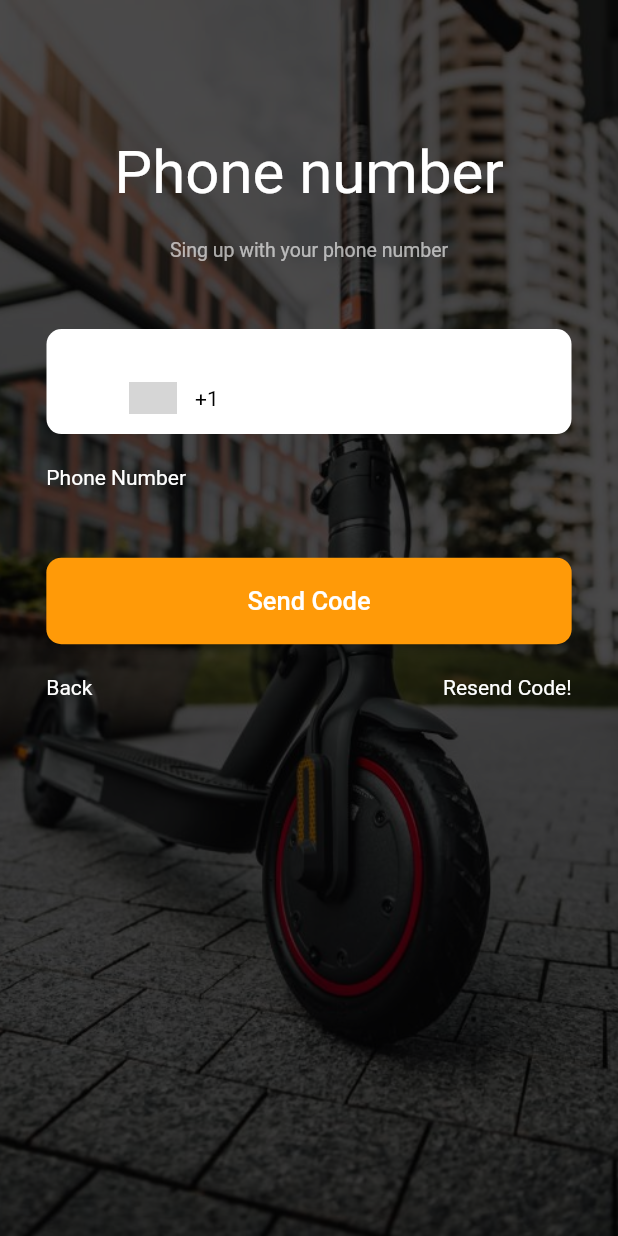
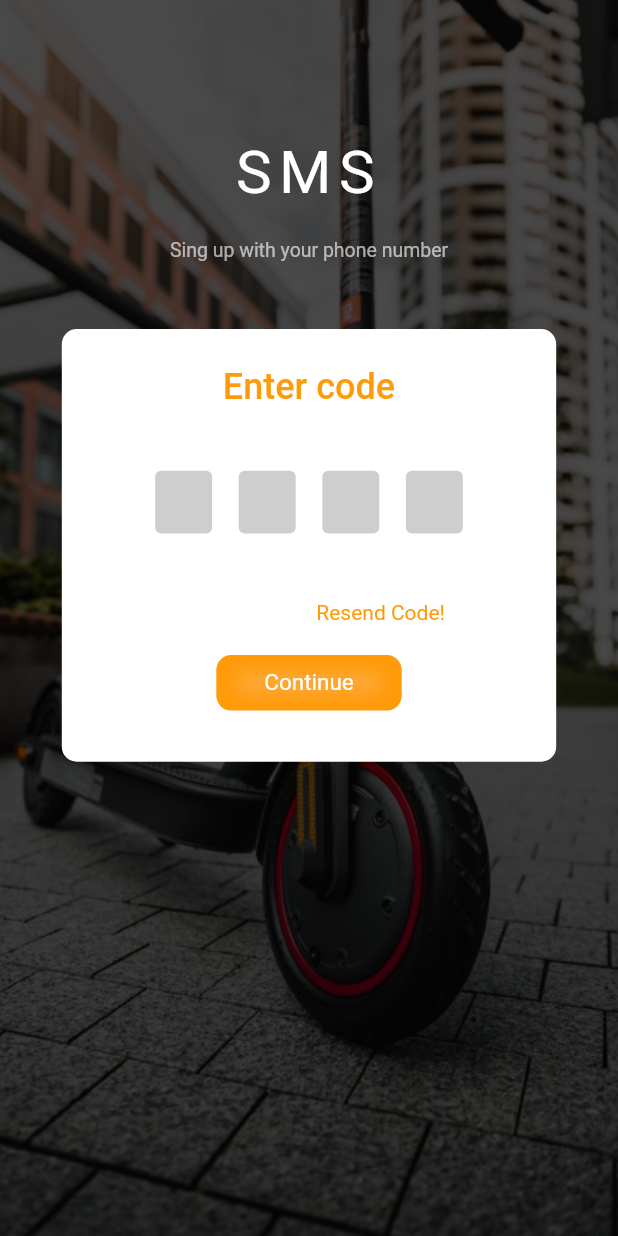
Before and after one commit to OumzilYas/hopla_mob_front, a Flutter app: the PhonePage screen opened directly, after a tap on "Send Code", on a phone screen of 412 x 824 dp. Run offline on Flutter 3.47's test engine with Material 2 defaults, Android fonts, the light colour scheme and no system bars; drawn by our look-alikes of intl_phone_number_input; our stand-ins replace google_fonts, pinput; Roboto replaces fonts that are missing (Product Sans); grey boxes are pictures that could not be loaded.

Commit message:
verificationPage UI

```diff
--- a/lib/view/login_page.dart
+++ b/lib/view/login_page.dart
@@ -4,7 +4,8 @@ import 'dart:math';
 import 'package:flutter/cupertino.dart';
 import 'package:flutter/material.dart';
 import 'package:hopla_front_mob/config/size_config.dart';
-import 'package:hopla_front_mob/widgets/HoplaTextField.dart';
+import 'package:hopla_front_mob/view/phone_page.dart';
+import 'package:hopla_front_mob/widgets/HoplaField.dart';
 import 'package:hopla_front_mob/widgets/hopla_button.dart';
 
 class MyHomePage extends StatefulWidget {
@@ -63,7 +64,12 @@ class _MyHomePageState extends State<MyHomePage> {
                ),
              ),
               SizedBox(height:height*.047 ,),
-              Center(child: SizedBox(child: HoplaButton(width*.85,height*.07, Colors.white.withOpacity(0.5), "Login",(){}),),),
+              Center(child: SizedBox(child: HoplaButton(width*.85,height*.07, Colors.white.withOpacity(0.5), "Login",(){
+                Navigator.push(context, MaterialPageRoute(builder: (context){
+                  return PhonePage();
+                }));
+
+              }),),),
 
               SizedBox(height:height*.055 ,),
               Center(child: SizedBox(child: HoplaButton(width*.85,height*.07, const  Color(0xffff9a08), "Create account",(){}),),),
--- a/lib/view/phone_page.dart
+++ b/lib/view/phone_page.dart
@@ -5,7 +5,8 @@ import 'package:flutter/cupertino.dart';
 import 'package:flutter/material.dart';
 import 'package:google_fonts/google_fonts.dart';
 import 'package:hopla_front_mob/config/size_config.dart';
-import 'package:hopla_front_mob/widgets/HoplaTextField.dart';
+import 'package:hopla_front_mob/view/verification_page.dart';
+import 'package:hopla_front_mob/widgets/HoplaField.dart';
 import 'package:hopla_front_mob/widgets/hopla_button.dart';
 import 'package:intl_phone_number_input/intl_phone_number_input.dart';
 
@@ -139,7 +140,13 @@ class _MyHomePageState extends State<PhonePage> {
                   ],
                 ),),),
               SizedBox(height:height*.03 ,),
-              Center(child: SizedBox(child: HoplaButton(width*.85,height*.07, const  Color(0xffff9a08), "Send Code",(){}),),),
+              Center(child: SizedBox(child: HoplaButton(width*.85,height*.07, const  Color(0xffff9a08), "Send Code",(){
+                Navigator.push(context, MaterialPageRoute(builder: (context){
+                  return VerificationPage();
+                }));
+
+
+              }),),),
               Center(child: SizedBox(
                 width: width*.85,
                 height: height*.07,
--- /dev/null
+++ b/lib/view/verification_page.dart
@@ -0,0 +1,183 @@
+
+
+import 'package:flutter/cupertino.dart';
+import 'package:flutter/material.dart';
+import 'package:google_fonts/google_fonts.dart';
+import 'package:hopla_front_mob/config/size_config.dart';
+import 'package:hopla_front_mob/widgets/HoplaField.dart';
+import 'package:hopla_front_mob/widgets/hopla_button.dart';
+import 'package:intl_phone_number_input/intl_phone_number_input.dart';
+import 'package:pinput/pin_put/pin_put.dart';
+
+class VerificationPage extends StatefulWidget {
+
+
+
+  @override
+  State<VerificationPage> createState() => _MyHomePageState();
+}
+
+class _MyHomePageState extends State<VerificationPage> {
+  final TextEditingController _pinPutController = TextEditingController();
+  final FocusNode _pinPutFocusNode = FocusNode();
+
+  BoxDecoration get _pinPutDecoration {
+    return BoxDecoration(
+      borderRadius: BorderRadius.circular(5.0),
+      color: Colors.grey.withOpacity(.5),
+      border: Border.all(
+        color: Colors.white,
+      ),
+    );
+  }
+
+  @override
+  Widget build(BuildContext context) {
+    double height = SizeConfig.getHeight(context);
+    double width = SizeConfig.getWidth(context);
+
+    return Scaffold(
+      body:  Center(
+        child:  Container(
+          decoration:
+          BoxDecoration(
+            color: const Color(0xff7c94b6),
+            image:   DecorationImage(
+              fit: BoxFit.cover,
+              colorFilter:
+              ColorFilter.mode(Colors.black.withOpacity(0.7),
+                  BlendMode.darken),
+              image:const AssetImage("assets/scooter_bg.jpg"),
+            ),
+          ),
+
+
+          height:SizeConfig.getHeight(context) ,
+          width: SizeConfig.getHeight(context) ,
+          child: ListView(
+            children: [
+              SizedBox(height:height*.111 ,),
+              const Center(
+                child:Text(
+                  'SMS',
+                  style: TextStyle(
+                    fontFamily: 'Product Sans',
+                    fontSize: 40,
+                    letterSpacing: 5,
+                    color:  Color(0xffffffff),
+                  ),
+                  textAlign: TextAlign.center,
+                ),
+              ),
+              SizedBox(height:height*.025 ,),
+              const Center(
+                child:Text(
+                  'Sing up with your phone number',
+                  style: TextStyle(
+                    fontFamily: 'Product Sans',
+                    fontSize: 13,
+                    color:  Color(0xa1ffffff),
+                  ),
+                  textAlign: TextAlign.center,
+                ),
+              ),
+              SizedBox(height:height*.055 ,),
+              Center(
+                child: Container(
+                  decoration:const  BoxDecoration(
+                    color: Colors.white,
+                    borderRadius: BorderRadius.only(
+                        topLeft: Radius.circular(10),
+                        topRight: Radius.circular(10),
+                        bottomLeft: Radius.circular(10),
+                        bottomRight: Radius.circular(10)
+                    ),
+
+                  ),
+                  height: height*.35,
+                  width: width*.8,
+                    child: SizedBox(
+                      height: height*.35,
+                      width: height*.35,
+                      child: Column(
+                        crossAxisAlignment: CrossAxisAlignment.center,
+
+                        children:  [
+                          SizedBox(height: height*.03,),
+                          SizedBox(
+                              height: height*.03,
+                            child:  const Text(
+                              'Enter code',
+                              style: TextStyle(
+                                fontFamily: 'Product Sans',
+                                fontSize: 24,
+                                fontWeight: FontWeight.w500,
+                                color:  Color(0xffff9a08),
+                              ),
+                              textAlign: TextAlign.center,
+                            ),
+                          ),
+                          SizedBox(
+                            height: height*.16,
+                            child:Container(
+                              height: height*.11,
+                              width: width*.6,
+                              color: Colors.white,
+                              margin: const EdgeInsets.all(20.0),
+                              padding: const EdgeInsets.all(20.0),
+                              child: PinPut(
+                                fieldsCount: 4,
+                                focusNode: _pinPutFocusNode,
+                                controller: _pinPutController,
+                                textStyle: const TextStyle(
+                                  fontFamily: 'Product Sans',
+                                  fontSize: 25,
+                                  fontWeight: FontWeight.w600,
+                                  color:  Colors.grey,
+                                ),
+                                submittedFieldDecoration: _pinPutDecoration.copyWith(
+                                  borderRadius: BorderRadius.circular(5.0),
+                                ),
+                                selectedFieldDecoration: _pinPutDecoration,
+                                followingFieldDecoration: _pinPutDecoration.copyWith(
+                                  borderRadius: BorderRadius.circular(5.0),
+                                  color: Colors.grey.withOpacity(.5),
+                                  border: Border.all(
+                                    color: Colors.white,
+                                  ),
+                                ),
+                              ),
+                            ),
+                          ),
+                          SizedBox(
+                            width: height*.22,
+                            child:Row(
+                              mainAxisAlignment: MainAxisAlignment.spaceBetween,
+                              children:const  [
+                                SizedBox(),
+                                Text(
+                                  'Resend Code!',
+                                  style: TextStyle(
+                                    fontFamily: 'Product Sans',
+                                    fontSize: 14,
+                                    color:  Color(0xffff9a08),
+                                  ),
+                                  textAlign: TextAlign.center,
+                                ),
+                              ],
+                            ),),
+                          const SizedBox(height: 20,),
+                          HoplaField('', '')
+                        ],
+                      ),
+                    ),
+                  ),
+              ),
+            ],
+          ),
+        ),
+      ),
+      // This trailing comma makes auto-formatting nicer for build methods.
+    );
+  }
+}
--- a/lib/widgets/HoplaTextField.dart
+++ b/lib/widgets/HoplaField.dart
@@ -10,9 +10,19 @@ class HoplaField extends StatelessWidget {
   @override
   Widget build(BuildContext context) {
     return Container(
-      height: SizeConfig.getHeight(context)/4,
-      width: SizeConfig.getWidth(context)/3,
-      child:const  Text(""),
+      height: SizeConfig.getHeight(context)*.045,
+      width: SizeConfig.getWidth(context)*.3,
+      child:const  Center(
+        child: Text(
+          'Continue',
+          style: TextStyle(
+            fontFamily: 'Product Sans',
+            fontSize: 15,
+            color:  Color(0xffffffff),
+          ),
+          textAlign: TextAlign.center,
+        ),
+      ),
       decoration:const  BoxDecoration(
         borderRadius: BorderRadius.only(
             topLeft: Radius.circular(10),
@@ -22,12 +32,12 @@ class HoplaField extends StatelessWidget {
         ),
         boxShadow: [
           BoxShadow(
-            color: Colors.black26,
+            color: Color(0xffff9a08),
           ),
           BoxShadow(
-            color:  Colors.white,
-            spreadRadius: 1.0,
-            blurRadius: 12.0,
+            color: Colors.orangeAccent,
+            spreadRadius: -12.0,
+            blurRadius: 10.0,
           ),
         ],
       ),);
--- a/lib/widgets/hopla_button.dart
+++ b/lib/widgets/hopla_button.dart
@@ -7,7 +7,7 @@ class HoplaButton extends StatelessWidget {
   final double  height;
   final Color  color;
   final String  text;
-  final Function press ;
+  final  press ;
   HoplaButton(this.width,this.height ,this.color,this.text,this.press,{ Key ?key}) : super(key: key);
 
   @override
@@ -37,12 +37,7 @@ class HoplaButton extends StatelessWidget {
           ),
           textAlign: TextAlign.left,
         ),
-        onPressed: () {
-          Navigator.push(context, MaterialPageRoute(builder: (context){
-            return PhonePage();
-          }));
-
-        },
+        onPressed: press,
       ),
     );
   }
--- a/pubspec.yaml
+++ b/pubspec.yaml
@@ -36,6 +36,7 @@ dependencies:
   cupertino_icons: ^1.0.2
   google_fonts: ^2.2.0
   intl_phone_number_input: ^0.7.0+2
+  pinput: ^1.2.0
 
 dev_dependencies:
   flutter_test:
```
Also changed, not shown: pubspec.lock.
